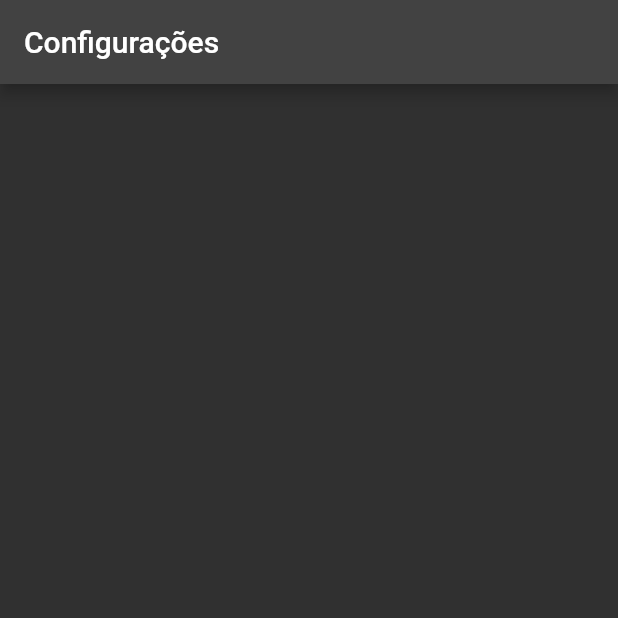
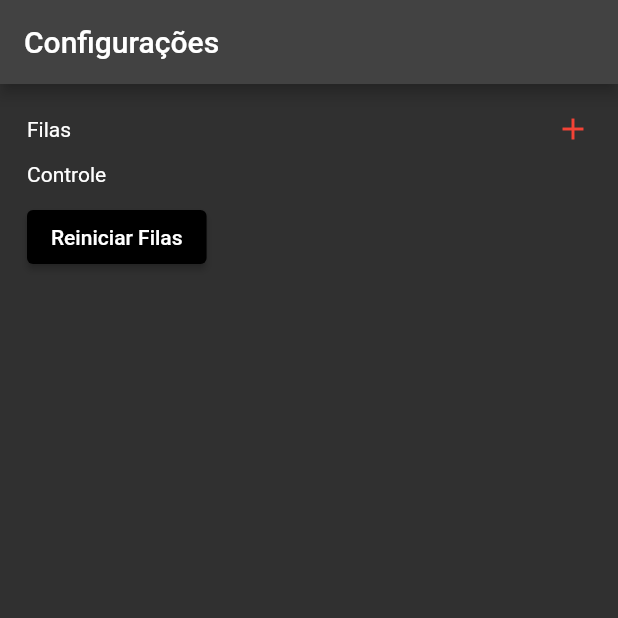
Before and after one commit to JoaoPedrosag/fila_SUS, a Flutter app: the screen it shows after launch, on a phone screen of 412 x 824 dp, the top half of it. Run offline on Flutter 3.47's test engine with Material 2 defaults, Android fonts, the phone set to English and light mode, and no system bars; our stand-ins replace bloc, cloud_firestore, firebase_core, flutter_bloc; accounts and stored records are empty.

Commit message:
filas feitas

```diff
--- a/lib/src/configuration/domain/external/queue_firestore_datasource.dart
+++ b/lib/src/configuration/domain/external/queue_firestore_datasource.dart
@@ -6,9 +6,9 @@ class QueueFirestoreDatasource implements IQueueDatasource {
 
   QueueFirestoreDatasource(this.firestore);
   @override
-  Stream<List<Map>> GetAllQueues() {
+  Stream<List<Map>> getAllQueues() {
     final ref = firestore.collection('queue');
-    final snapshot = ref.snapshots();
+    final snapshot = ref.orderBy('priority', descending: true).snapshots();
 
     return snapshot.map((e) => e.docs).map(_convert);
   }
--- a/lib/src/configuration/infra/adapters/json_to_queue.dart
+++ b/lib/src/configuration/infra/adapters/json_to_queue.dart
@@ -6,8 +6,8 @@ class JsonToQueue {
     return QueueEntity(
       id: json['id'],
       title: json['title'],
+      priority: json['priority'],
       abbr: json['abbr'],
-      priority: json['priority'],
       orders: [
         if (json.containsKey('orders'))
           ...(json['orders'] as List).map(JsonToOrder.fromMap).toList(),
--- a/lib/src/configuration/infra/queue_module.dart
+++ b/lib/src/configuration/infra/queue_module.dart
@@ -14,5 +14,5 @@ final queueModule = [
       create: (context) => QueueFirestoreDatasource(context.read())),
   Provider<IQueueRepository>(
       create: (context) => QueueRepository(context.read())),
-  Provider<GetAllQueues>(create: (context) => GetAllQueues(context.read())),
+  Provider<IGetAllQueues>(create: (context) => GetAllQueues(context.read())),
 ];
--- a/lib/src/configuration/infra/repositories/datasource/queue_datasource.dart
+++ b/lib/src/configuration/infra/repositories/datasource/queue_datasource.dart
@@ -1,3 +1,3 @@
 abstract class IQueueDatasource {
-  Stream<List<Map>> GetAllQueues();
+  Stream<List<Map>> getAllQueues();
 }
--- a/lib/src/configuration/infra/repositories/queue_repository.dart
+++ b/lib/src/configuration/infra/repositories/queue_repository.dart
@@ -9,7 +9,7 @@ class QueueRepository implements IQueueRepository {
   QueueRepository(this.datasource);
   @override
   Stream<List<QueueEntity>> GetAllQueues() {
-    final stream = datasource.GetAllQueues();
+    final stream = datasource.getAllQueues();
 
     return stream.map(_convert);
   }
--- a/lib/src/configuration/pages/configuration_page.dart
+++ b/lib/src/configuration/pages/configuration_page.dart
@@ -1,4 +1,5 @@
 import 'package:fila_antendimento/src/configuration/blocs/conf_bloc.dart';
+import 'package:fila_antendimento/src/configuration/states/conf_state.dart';
 import 'package:flutter/material.dart';
 import 'package:flutter_bloc/flutter_bloc.dart';
 
@@ -7,12 +8,57 @@ class ConfigurationPage extends StatelessWidget {
 
   @override
   Widget build(BuildContext context) {
-    Widget body = Container();
+    final bloc = context.watch<ConfBLoc>();
+    final state = bloc.state;
+
     return Scaffold(
       appBar: AppBar(
         title: const Text('Configurações'),
       ),
-      body: body,
+      body: Container(
+        width: MediaQuery.of(context).size.width,
+        child: Padding(
+          padding: const EdgeInsets.all(18),
+          child: Column(
+            crossAxisAlignment: CrossAxisAlignment.start,
+            children: [
+              Row(
+                children: [
+                  const Text('Filas'),
+                  Spacer(),
+                  const Icon(Icons.add, color: Colors.red),
+                ],
+              ),
+              if (state is LoadedConfState)
+                ListView.builder(
+                  shrinkWrap: true,
+                  itemCount: state.queues.length,
+                  itemBuilder: (context, index) {
+                    final queue = state.queues[index];
+                    return ListTile(
+                      title: Text('${queue.title} - ${queue.abbr}'),
+                      subtitle: Text('${queue.priority} de prioridade'),
+                      trailing: const Icon(Icons.remove, color: Colors.red),
+                    );
+                  },
+                ),
+              SizedBox(
+                height: 10,
+              ),
+              const Text('Controle'),
+              SizedBox(
+                height: 10,
+              ),
+              ElevatedButton(
+                  style: ElevatedButton.styleFrom(
+                    primary: Colors.black,
+                  ),
+                  onPressed: () {},
+                  child: Text('Reiniciar Filas'))
+            ],
+          ),
+        ),
+      ),
     );
   }
 }
--- a/lib/src/queue/app_widget.dart
+++ b/lib/src/queue/app_widget.dart
@@ -18,7 +18,9 @@ class AppWidget extends StatelessWidget {
         debugShowCheckedModeBanner: false,
         themeMode: ThemeMode.dark,
         darkTheme: ThemeData.dark(),
-        home: const ConfigurationPage(),
+        routes: {
+          '/': (context) => ConfigurationPage(),
+        },
       ),
     );
   }
```
Also changed, not shown: 2 other files.
